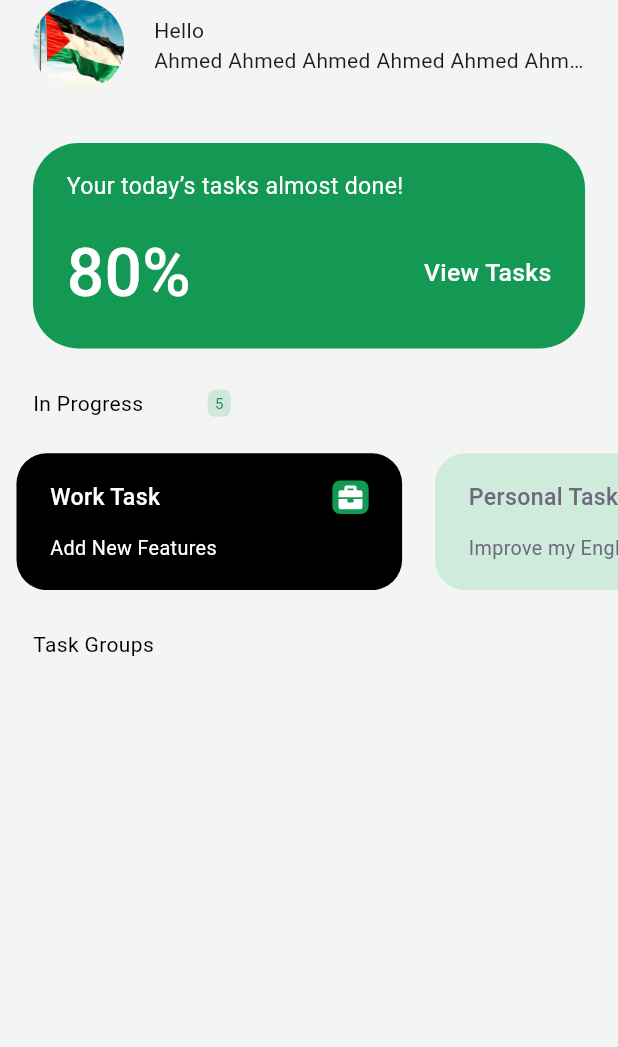
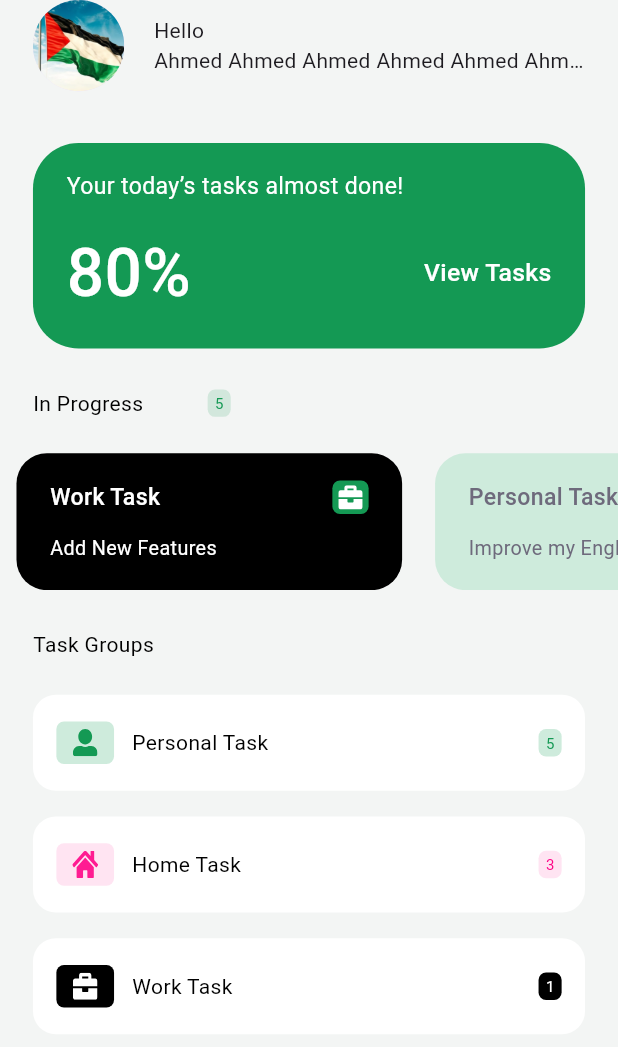
Before and after one commit to ahmedsalem2002m/mobile_NTI_training_tasks, a Flutter app: the screen it shows after launch, on a phone screen of 412 x 824 dp. Shown: the top 1047 px of the screen. Run offline on Flutter 3.47's test engine with Material 3 defaults, Android fonts, the phone set to English and light mode, and no system bars; our stand-ins replace flutter_screenutil, flutter_svg.

Commit message:
add task group container and list

```diff
--- a/weak_4/nti_todo_app/lib/core/utils/app_assets.dart
+++ b/weak_4/nti_todo_app/lib/core/utils/app_assets.dart
@@ -14,4 +14,11 @@ abstract class AppAssets
   static const String work = '${_iconPath}work.svg';
   static const String home = '${_iconPath}home.svg';
   static const String personal = '${_iconPath}personal.svg';
+
+  static const String personalColor = '${_iconPath}personal_color.svg';
+  static const String workColor = '${_iconPath}work_color.svg';
+  static const String homeColor = '${_iconPath}home_color.svg';
+
+  static const String addIcon = '${_iconPath}Paper Plus - Iconly Pro.svg';
+
 }
--- /dev/null
+++ b/weak_4/nti_todo_app/lib/features/home/data/group_model.dart
@@ -0,0 +1,11 @@
+import 'dart:ui';
+
+class GroupModel{
+  String title;
+  String groupIconPath;
+  Color backgroundIcon;
+  Color numberColor;
+  String number;
+
+  GroupModel({required this.title,required this.groupIconPath,required this.backgroundIcon,required this.number,required this.numberColor});
+}
--- a/weak_4/nti_todo_app/lib/features/home/view/home_view.dart
+++ b/weak_4/nti_todo_app/lib/features/home/view/home_view.dart
@@ -2,10 +2,11 @@ import 'package:flutter/material.dart';
 import 'package:flutter_screenutil/flutter_screenutil.dart';
 import 'package:nti_todo_app/core/utils/app_assets.dart';
 import 'package:nti_todo_app/core/utils/app_colors.dart';
-import 'package:nti_todo_app/features/home/data/category_model.dart';
+import 'package:nti_todo_app/features/home/data/group_model.dart';
 import 'package:nti_todo_app/features/home/view/widgets/custom_row.dart';
-import 'package:nti_todo_app/features/home/view/widgets/category_task_container.dart';
 import 'package:nti_todo_app/features/home/view/widgets/list_category_task.dart';
+import 'package:nti_todo_app/features/home/view/widgets/list_task_group.dart';
+import 'package:nti_todo_app/features/home/view/widgets/task_group_container.dart';
 import '../../../core/utils/app_paddings.dart';
 import 'widgets/default_app_bar.dart';
 import 'widgets/progress_container.dart';
@@ -13,12 +14,11 @@ import 'widgets/progress_container.dart';
 class HomeView extends StatelessWidget {
   HomeView({super.key});
 
-
-
   @override
   Widget build(BuildContext context) {
     return Scaffold(
       body: SafeArea(
+        child: SingleChildScrollView(
           child: Column(
             crossAxisAlignment: CrossAxisAlignment.start,
             children: [
@@ -46,6 +46,8 @@ class HomeView extends StatelessWidget {
                     SizedBox(height: 26.h),
                     CustomRow(text: "Task Groups",show: false,),
                     SizedBox(height: 23.h),
+                    ListTaskGroup(),
+
                   ],
                 ),
               ),
@@ -53,6 +55,7 @@ class HomeView extends StatelessWidget {
             ],
           ),
         ),
+      ),
     );
   }
 }
--- /dev/null
+++ b/weak_4/nti_todo_app/lib/features/home/view/widgets/list_task_group.dart
@@ -0,0 +1,24 @@
+import 'package:flutter/material.dart';
+import 'package:nti_todo_app/features/home/view/widgets/task_group_container.dart';
+
+import '../../../../core/utils/app_assets.dart';
+import '../../../../core/utils/app_colors.dart';
+import '../../data/group_model.dart';
+
+class ListTaskGroup extends StatelessWidget {
+   ListTaskGroup({super.key});
+  List<GroupModel> groupTasks = [
+    GroupModel(title: "Personal Task", groupIconPath: AppAssets.personalColor, backgroundIcon: AppColors.categoryColor_1,number: "5",numberColor: AppColors.primary),
+    GroupModel(title: "Home Task", groupIconPath: AppAssets.homeColor, backgroundIcon: AppColors.categoryColor_2,number: "3",numberColor: AppColors.categoryColorIcon),
+    GroupModel(title: "Work Task", groupIconPath: AppAssets.workColor, backgroundIcon: AppColors.black,number: "1",numberColor: AppColors.white),
+  ];
+
+  @override
+  Widget build(BuildContext context) {
+    return ListView.builder(
+        shrinkWrap: true,
+        physics: NeverScrollableScrollPhysics(),
+        itemCount: groupTasks.length,
+        itemBuilder: (context,index)=>TaskGroupContainer(groupModel: groupTasks[index]));
+  }
+}
--- /dev/null
+++ b/weak_4/nti_todo_app/lib/features/home/view/widgets/task_group_container.dart
@@ -0,0 +1,76 @@
+import 'package:flutter/material.dart';
+import 'package:flutter_screenutil/flutter_screenutil.dart';
+import 'package:flutter_svg/svg.dart';
+import 'package:nti_todo_app/features/home/data/group_model.dart';
+
+import '../../../../core/utils/app_colors.dart';
+
+class TaskGroupContainer extends StatelessWidget {
+   TaskGroupContainer({required this.groupModel});
+  GroupModel groupModel;
+
+  @override
+  Widget build(BuildContext context) {
+    return Column(
+      children: [
+        Container(
+          width: double.infinity,
+          height: 63.h,
+          decoration: BoxDecoration(
+              color: AppColors.white,
+              borderRadius: BorderRadius.circular(15.r)
+          ),
+          padding: REdgeInsets.symmetric(
+              horizontal: 14.sp,
+              vertical: 16.sp
+          ),
+          child: Row(
+            mainAxisAlignment: MainAxisAlignment.spaceBetween,
+            children: [
+              Row(
+                children: [
+                  Container(
+                    padding: EdgeInsets.all(5.h),
+                    width: 35.w,
+                    height: 35.h,
+                    decoration: BoxDecoration(
+                        color: groupModel.backgroundIcon,
+                        borderRadius: BorderRadius.circular(5.r)
+                    ),
+                    child: SvgPicture.asset(groupModel.groupIconPath),
+                  ),
+                  SizedBox(width: 11.w,),
+                  Text(
+                    groupModel.title,
+                    style: TextStyle(
+                        color: AppColors.black,
+                        fontSize: 14,
+                        fontWeight: FontWeight.w400
+                    ),
+                  ),
+                ],
+              ),
+              Container(
+                alignment: Alignment.center,
+                width: 14.w,
+                height: 18.h,
+                decoration: BoxDecoration(
+                    color: groupModel.backgroundIcon,
+                    borderRadius: BorderRadius.circular(5)
+                ),
+                child: Text(
+                  groupModel.number,
+                  style: TextStyle(
+                      fontSize: 10,
+                      color: groupModel.numberColor
+                  ),
+                ),
+              )
+            ],
+          ),
+        ),
+        SizedBox(height: 17.h,)
+      ],
+    );
+  }
+}
```
Also changed, not shown: weak_4/nti_todo_app/assets/icons/Paper Plus - Iconly Pro.svg (added), weak_4/nti_todo_app/assets/icons/home_color.svg (added), weak_4/nti_todo_app/assets/icons/personal_color.svg (added), weak_4/nti_todo_app/assets/icons/work_color.svg (added). Lines whose indentation alone changed are shown as unchanged.
